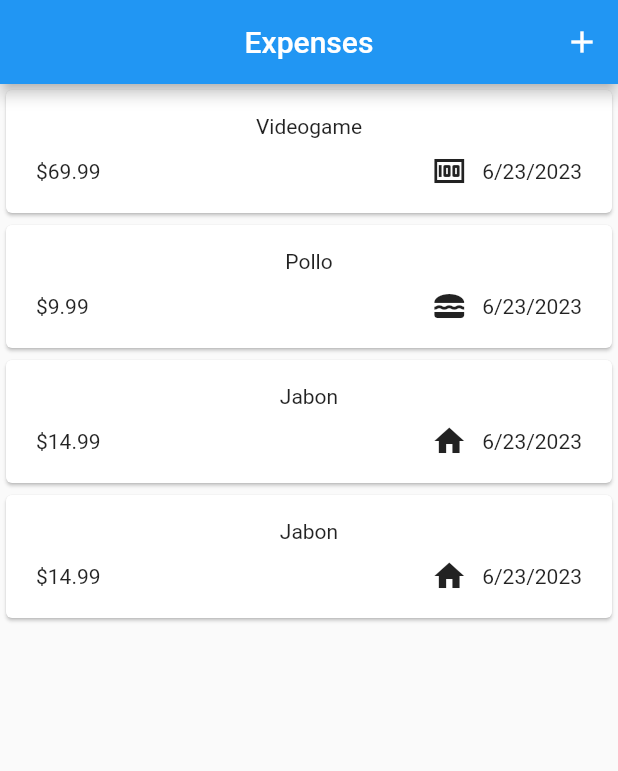
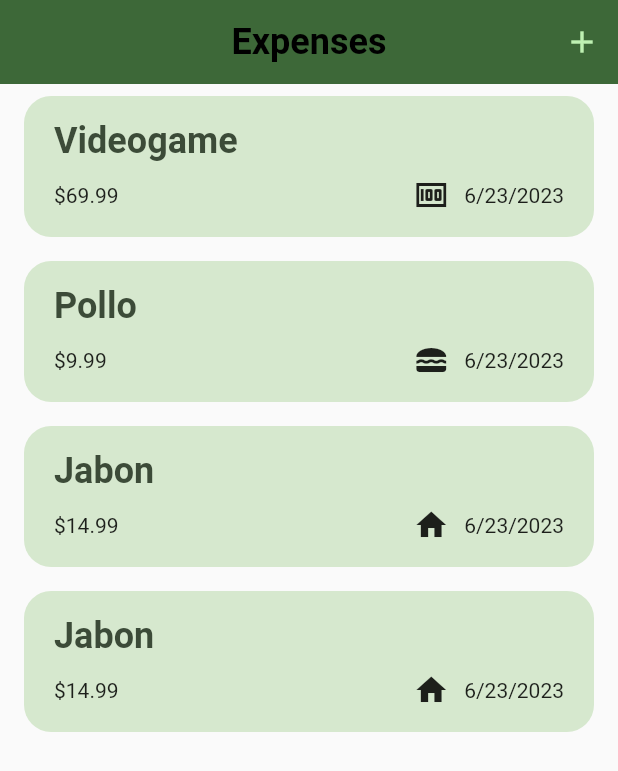
Before and after one commit to DereckAn/FlutterProjects, a Flutter app: the screen it shows after launch, on a phone screen of 412 x 824 dp. Shown: the top 771 px of the screen. Run offline on Flutter 3.47's test engine with Material 2 defaults, Android fonts, the phone set to English and light mode, and no system bars; our stand-ins replace google_fonts.

Commit message:
Cambiando themeing

```diff
--- a/expences020/lib/widget/expenses.dart
+++ b/expences020/lib/widget/expenses.dart
@@ -65,7 +65,8 @@ class _ExpensesState extends State<Expenses> {
           label: 'Undo',
           onPressed: () {
             setState(() {
-              _registerExpenses.insert(index, expense);
+              _registerExpenses.insert(index, expense
+              );
             });
           },
         ),
@@ -85,7 +86,8 @@ class _ExpensesState extends State<Expenses> {
 
     return Scaffold(
         appBar: AppBar(
-          title: const Text('Expenses'),
+          // backgroundColor: Colors.white,
+          title: const Text('Expenses', style: TextStyle(color: Colors.black),),
           centerTitle: true,
           actions: [
             IconButton(
--- a/expences020/lib/widget/expenses_list/expense_item.dart
+++ b/expences020/lib/widget/expenses_list/expense_item.dart
@@ -12,8 +12,9 @@ class ExpenseItem extends StatelessWidget {
       child: Padding(
         padding: const EdgeInsets.symmetric(horizontal: 20.0, vertical: 16),
         child: Column(
+          crossAxisAlignment: CrossAxisAlignment.start,
           children: [
-            Text(expense.title),
+            Text(expense.title, style: Theme.of(context).textTheme.titleLarge,),
             const SizedBox(
               height: 10,
             ),
--- a/expences020/lib/widget/expenses_list/expenses_list.dart
+++ b/expences020/lib/widget/expenses_list/expenses_list.dart
@@ -13,11 +13,14 @@ class ExpensesList extends StatelessWidget {
   Widget build(BuildContext context) {
     return ListView.builder(
       itemBuilder: ((cont, index) => Dismissible(
+          background: Container(
+            color: Theme.of(context).colorScheme.error.withOpacity(0.5),
+            margin:  EdgeInsets.symmetric(horizontal: Theme.of(context).cardTheme.margin!.horizontal),
+          ),
           key: ValueKey(listOfExpenses[index]),
           // esto para eliminar los objetos de la lsita
-          onDismissed: (direction){
+          onDismissed: (direction) {
             onDelete(listOfExpenses[index]);
-
           },
           child: ExpenseItem(listOfExpenses[index]))),
       itemCount: listOfExpenses.length,
--- a/expences020/lib/widget/new_expense.dart
+++ b/expences020/lib/widget/new_expense.dart
@@ -126,6 +126,7 @@ class _NewExpenseState extends State<NewExpense> {
             ],
           ),
           Row(
+            mainAxisAlignment: MainAxisAlignment.spaceBetween,
             children: [
               DropdownButton(
                   value: _selectedCategory,
@@ -146,6 +147,8 @@ class _NewExpenseState extends State<NewExpense> {
                       _selectedCategory = value;
                     });
                   }),
+              Row(
+                children: [
                   TextButton(
                       onPressed: () {
                         Navigator.pop(context); //esto hace que se cierre el wigdet
@@ -158,6 +161,8 @@ class _NewExpenseState extends State<NewExpense> {
                       },//() => Navigator.pop(context
                       child: const Text("Add")),
                 ],
+              ),
+            ],
           )
         ],
       ),
```
Also changed, not shown: expences020/lib/main.dart (+33 -2 lines). Lines whose indentation alone changed are shown as unchanged.
